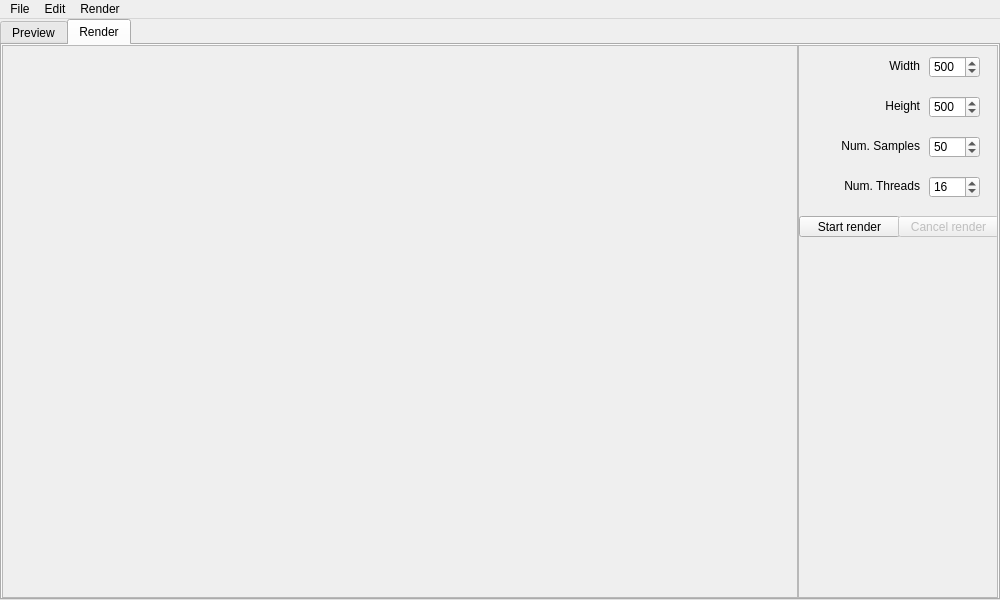
Above: src/view/MainWindow.ui from Yordrar/thesis-raytracer before the change. Below: the same form after it.
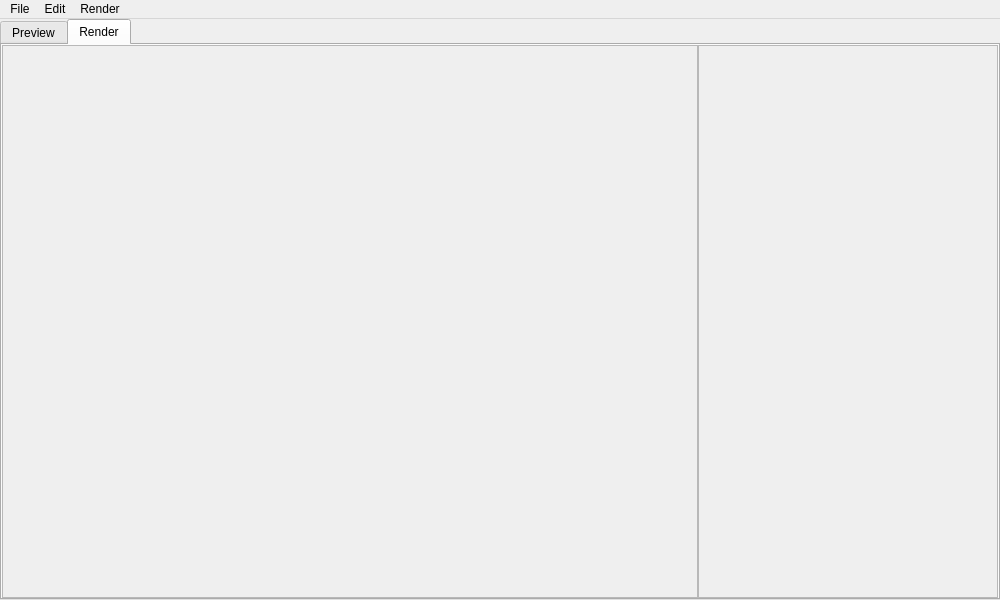
That is the form after the change. The open tabs and pages were chosen to show the change.

Commit message: fixed rotation of camera because it was pointing to the front of it instead of the back, added OptionsManager to hold all options now available in the Render tab, added Inspector-like sidebar to Render tab to hold various Render parameters although the GUI is roughly laid out but not finished

Patch:
```diff
--- a/src/view/MainWindow.ui
+++ b/src/view/MainWindow.ui
@@ -179,7 +179,7 @@
                 <rect>
                  <x>0</x>
                  <y>0</y>
-                 <width>790</width>
+                 <width>690</width>
                  <height>547</height>
                 </rect>
                </property>
@@ -213,7 +213,7 @@
             </property>
             <property name="minimumSize">
              <size>
-              <width>200</width>
+              <width>300</width>
               <height>0</height>
              </size>
             </property>
@@ -228,191 +228,10 @@
               <rect>
                <x>0</x>
                <y>0</y>
-               <width>198</width>
+               <width>298</width>
                <height>549</height>
               </rect>
              </property>
-             <widget class="QLabel" name="width_label">
-              <property name="geometry">
-               <rect>
-                <x>80</x>
-                <y>10</y>
-                <width>41</width>
-                <height>20</height>
-               </rect>
-              </property>
-              <property name="text">
-               <string>Width</string>
-              </property>
-              <property name="alignment">
-               <set>Qt::AlignRight|Qt::AlignTrailing|Qt::AlignVCenter</set>
-              </property>
-             </widget>
-             <widget class="QSpinBox" name="threads">
-              <property name="geometry">
-               <rect>
-                <x>130</x>
-                <y>130</y>
-                <width>51</width>
-                <height>22</height>
-               </rect>
-              </property>
-              <property name="minimum">
-               <number>1</number>
-              </property>
-              <property name="maximum">
-               <number>32</number>
-              </property>
-              <property name="singleStep">
-               <number>1</number>
-              </property>
-              <property name="value">
-               <number>16</number>
-              </property>
-             </widget>
-             <widget class="QSpinBox" name="samples">
-              <property name="geometry">
-               <rect>
-                <x>130</x>
-                <y>90</y>
-                <width>51</width>
-                <height>22</height>
-               </rect>
-              </property>
-              <property name="minimum">
-               <number>1</number>
-              </property>
-              <property name="maximum">
-               <number>1000000</number>
-              </property>
-              <property name="singleStep">
-               <number>10</number>
-              </property>
-              <property name="value">
-               <number>50</number>
-              </property>
-             </widget>
-             <widget class="QPushButton" name="start_render_button">
-              <property name="geometry">
-               <rect>
-                <x>0</x>
-                <y>170</y>
-                <width>101</width>
-                <height>21</height>
-               </rect>
-              </property>
-              <property name="text">
-               <string>Start render</string>
-              </property>
-             </widget>
-             <widget class="QLabel" name="samples_label">
-              <property name="geometry">
-               <rect>
-                <x>20</x>
-                <y>90</y>
-                <width>101</width>
-                <height>20</height>
-               </rect>
-              </property>
-              <property name="text">
-               <string>Num. Samples</string>
-              </property>
-              <property name="alignment">
-               <set>Qt::AlignRight|Qt::AlignTrailing|Qt::AlignVCenter</set>
-              </property>
-             </widget>
-             <widget class="QLabel" name="threads_label">
-              <property name="geometry">
-               <rect>
-                <x>30</x>
-                <y>130</y>
-                <width>91</width>
-                <height>20</height>
-               </rect>
-              </property>
-              <property name="text">
-               <string>Num. Threads</string>
-              </property>
-              <property name="alignment">
-               <set>Qt::AlignRight|Qt::AlignTrailing|Qt::AlignVCenter</set>
-              </property>
-             </widget>
-             <widget class="QSpinBox" name="height">
-              <property name="geometry">
-               <rect>
-                <x>130</x>
-                <y>50</y>
-                <width>51</width>
-                <height>22</height>
-               </rect>
-              </property>
-              <property name="minimum">
-               <number>100</number>
-              </property>
-              <property name="maximum">
-               <number>10000</number>
-              </property>
-              <property name="singleStep">
-               <number>100</number>
-              </property>
-              <property name="value">
-               <number>500</number>
-              </property>
-             </widget>
-             <widget class="QSpinBox" name="width">
-              <property name="geometry">
-               <rect>
-                <x>130</x>
-                <y>10</y>
-                <width>51</width>
-                <height>22</height>
-               </rect>
-              </property>
-              <property name="minimum">
-               <number>100</number>
-              </property>
-              <property name="maximum">
-               <number>10000</number>
-              </property>
-              <property name="singleStep">
-               <number>100</number>
-              </property>
-              <property name="value">
-               <number>500</number>
-              </property>
-             </widget>
-             <widget class="QLabel" name="height_label">
-              <property name="geometry">
-               <rect>
-                <x>70</x>
-                <y>50</y>
-                <width>51</width>
-                <height>20</height>
-               </rect>
-              </property>
-              <property name="text">
-               <string>Height</string>
-              </property>
-              <property name="alignment">
-               <set>Qt::AlignRight|Qt::AlignTrailing|Qt::AlignVCenter</set>
-              </property>
-             </widget>
-             <widget class="QPushButton" name="cancel_render_button">
-              <property name="enabled">
-               <bool>false</bool>
-              </property>
-              <property name="geometry">
-               <rect>
-                <x>99</x>
-                <y>170</y>
-                <width>101</width>
-                <height>21</height>
-               </rect>
-              </property>
-              <property name="text">
-               <string>Cancel render</string>
-              </property>
-             </widget>
             </widget>
            </widget>
           </item>
```
Left out of the diff: 6 changed lines with no effect on the pictures. The commit also changes 13 other files.
